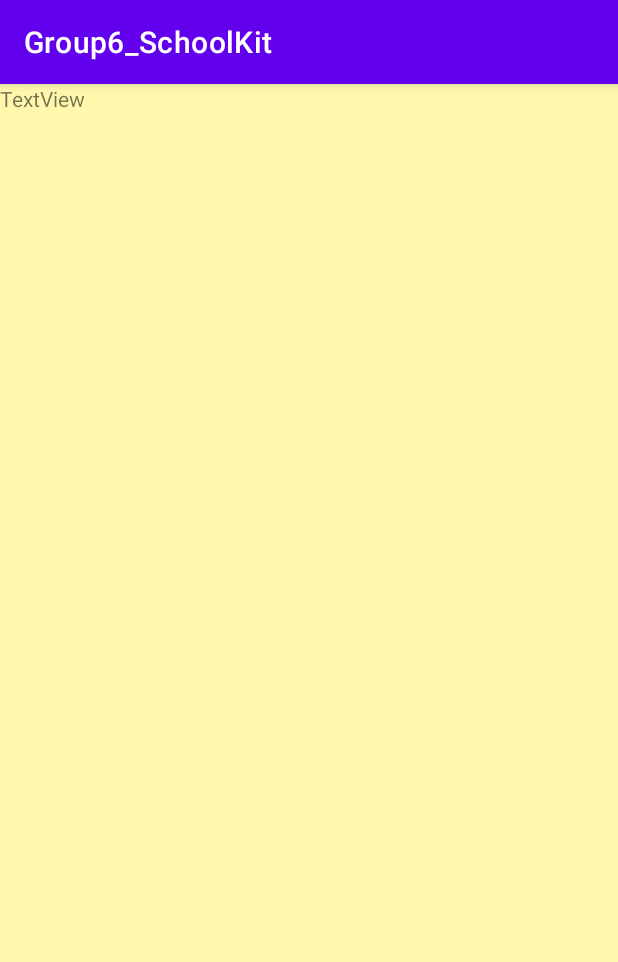
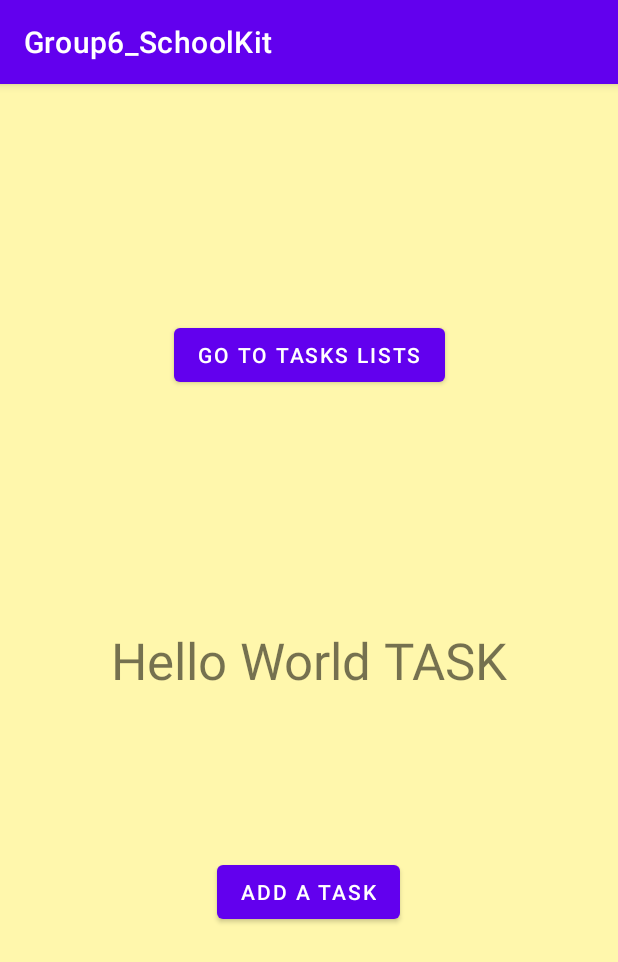
Before and after one commit to BrianTsangCa/Group6_SchoolKit, an Android app: the screen it shows after launch (MainActivity before the commit, HomeTaskCrud after it), after a tap on "LOGIN", on a phone screen of 412 x 824 dp. Shown: the top 962 px of the screen. Run offline under Robolectric (Android 15) with nearby library versions, the phone set to English and light mode, and no system bars.

Commit message:
no fragmentversion
Change the redirection

```diff
--- a/app/src/main/java/com/example/group6_schoolkit/activity_login.java
+++ b/app/src/main/java/com/example/group6_schoolkit/activity_login.java
@@ -8,6 +8,7 @@ import android.view.View;
 import android.widget.Button;
 
 import com.example.group6_schoolkit.MainActivity;
+import com.example.group6_schoolkit.taskCrud.HomeTaskCrud;
 
 public class activity_login extends AppCompatActivity {
 
@@ -19,7 +20,7 @@ public class activity_login extends AppCompatActivity {
         btn_LoginPage.setOnClickListener(new View.OnClickListener() {
             @Override
             public void onClick(View v) {
-                Intent intent = new Intent(activity_login.this, MainActivity.class);
+                Intent intent = new Intent(activity_login.this, HomeTaskCrud.class);
                 startActivity(intent);
             }
         });
--- a/app/src/main/res/layout/activity_add_task.xml
+++ b/app/src/main/res/layout/activity_add_task.xml
@@ -4,6 +4,7 @@
     xmlns:tools="http://schemas.android.com/tools"
     android:layout_width="match_parent"
     android:layout_height="match_parent"
+    android:background="#FFF7AC"
     tools:context=".taskCrud.AddTaskActivity">
 
     <TextView
--- a/app/src/main/res/layout/activity_all_tasks.xml
+++ b/app/src/main/res/layout/activity_all_tasks.xml
@@ -4,6 +4,7 @@
     xmlns:tools="http://schemas.android.com/tools"
     android:layout_width="match_parent"
     android:layout_height="match_parent"
+    android:background="#FFF7AC"
     tools:context=".taskCrud.AllTasksActivity">
 
     <TextView
--- a/app/src/main/res/layout/activity_home_task_crud.xml
+++ b/app/src/main/res/layout/activity_home_task_crud.xml
@@ -4,6 +4,7 @@
     xmlns:tools="http://schemas.android.com/tools"
     android:layout_width="match_parent"
     android:layout_height="match_parent"
+    android:background="#FFF7AC"
     tools:context=".taskCrud.HomeTaskCrud">
 
     <TextView
--- a/app/src/main/res/layout/activity_main.xml
+++ b/app/src/main/res/layout/activity_main.xml
@@ -11,5 +11,7 @@
         android:id="@+id/textView7"
         android:layout_width="wrap_content"
         android:layout_height="wrap_content"
-        android:text="TextView" />
+        android:text="TextView"
+        tools:layout_editor_absoluteX="140dp"
+        tools:layout_editor_absoluteY="207dp" />
 </androidx.constraintlayout.widget.ConstraintLayout>
--- a/app/src/main/res/layout/activity_task.xml
+++ b/app/src/main/res/layout/activity_task.xml
@@ -4,6 +4,7 @@
     xmlns:tools="http://schemas.android.com/tools"
     android:layout_width="match_parent"
     android:layout_height="match_parent"
+    android:background="#FFF7AC"
     tools:context=".taskCrud.TaskActivity">
 
     <TextView
```
